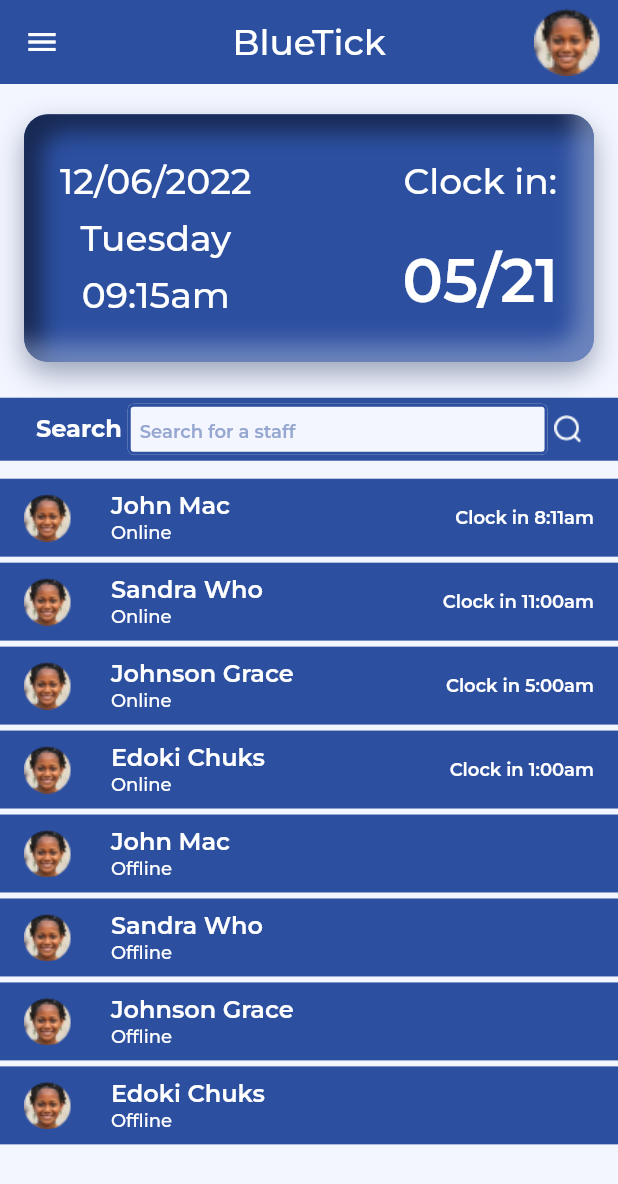
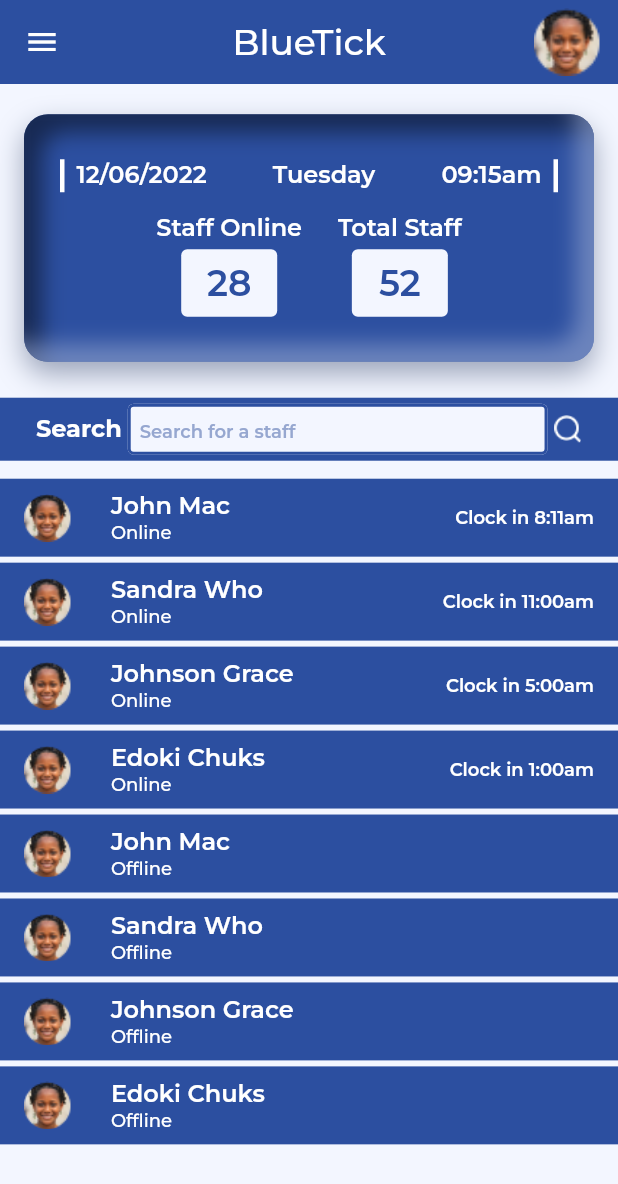
Before and after one commit to victor-onoja/BlueTick, a Flutter app: the HomeScreen screen opened by its route, on a phone screen of 412 x 824 dp. Shown: the top 1184 px of the screen. Run offline on Flutter 3.47's test engine with Material 2 defaults, Android fonts, the phone set to English and light mode, and no system bars; our stand-ins replace carousel_slider, flutter_inset_box_shadow, flutter_switch, google_fonts, google_maps_flutter, grouped_list and 2 more; missing offline and left inert: passwordfield.

Commit message:
home.dart done

```diff
--- a/lib/screens/home/help_center.dart
+++ b/lib/screens/home/help_center.dart
@@ -1,7 +1,6 @@
 import 'package:flutter/material.dart';
 
 import 'package:google_fonts/google_fonts.dart';
-import 'package:textfield_tags/textfield_tags.dart';
 
 import '../../../components/config/config_sheet.dart';
 import '../../../components/ui/ui_utils.dart';
--- a/lib/screens/home/home.dart
+++ b/lib/screens/home/home.dart
@@ -228,77 +228,115 @@ class HomeScreen extends StatelessWidget {
           ),
         ],
       ),
+      child: Column(
+        mainAxisAlignment: MainAxisAlignment.spaceBetween,
+        children: [
+          Container(
+            height: 22,
+            decoration: BoxDecoration(
+                border: Border(
+              left: BorderSide(width: 3, color: AppTheme.white),
+              right: BorderSide(width: 3, color: AppTheme.white),
+            )),
             child: Row(
               mainAxisAlignment: MainAxisAlignment.spaceBetween,
               children: [
-          Column(
-            mainAxisAlignment: MainAxisAlignment.spaceBetween,
-            children: [
-              Text(
+                Padding(
+                  padding: const EdgeInsets.only(left: 8),
+                  child: Text(
                     '12/06/2022',
                     style: GoogleFonts.montserrat(
-                  fontSize: 24,
-                  fontWeight: FontWeight.w500,
-                  fontStyle: FontStyle.normal,
                         color: AppTheme.white,
+                        fontWeight: FontWeight.w600,
+                        fontSize: 16),
                   ),
-                textAlign: TextAlign.center,
                 ),
                 Text(
                   'Tuesday',
                   style: GoogleFonts.montserrat(
-                  fontSize: 24,
-                  fontWeight: FontWeight.w500,
-                  fontStyle: FontStyle.normal,
                       color: AppTheme.white,
+                      fontWeight: FontWeight.w600,
+                      fontSize: 16),
                 ),
-                textAlign: TextAlign.center,
-              ),
-              Text(
+                Padding(
+                  padding: const EdgeInsets.only(right: 8.0),
+                  child: Text(
                     '09:15am',
                     style: GoogleFonts.montserrat(
-                  fontSize: 24,
-                  fontWeight: FontWeight.w500,
-                  fontStyle: FontStyle.normal,
                         color: AppTheme.white,
+                        fontWeight: FontWeight.w600,
+                        fontSize: 16),
                   ),
-                textAlign: TextAlign.center,
                 ),
               ],
             ),
+          ),
+          Row(
+            mainAxisAlignment: MainAxisAlignment.center,
+            children: [
               Column(
-            mainAxisAlignment: MainAxisAlignment.spaceBetween,
+                mainAxisAlignment: MainAxisAlignment.center,
                 children: [
                   Text(
-                'Clock in:',
+                    'Staff Online',
                     style: GoogleFonts.montserrat(
-                  fontSize: 24,
-                  fontWeight: FontWeight.w500,
-                  fontStyle: FontStyle.normal,
                         color: AppTheme.white,
+                        fontWeight: FontWeight.w600,
+                        fontSize: 16),
                   ),
-                textAlign: TextAlign.center,
+                  SizedBox(
+                    height: 4,
                   ),
-              Text(
-                '05/21',
+                  Container(
+                    height: 45,
+                    width: 64,
+                    decoration: BoxDecoration(
+                        borderRadius: BorderRadius.circular(4),
+                        color: AppTheme.offWhite),
+                    child: Center(
+                      child: Text('28',
                           style: GoogleFonts.montserrat(
-                  fontSize: ResponsiveValue(context,
-                      defaultValue: 40.0,
-                      valueWhen: const [
-                        Condition.smallerThan(
-                          name: MOBILE,
-                          value: 50.0,
+                              color: AppTheme.mainBlue,
+                              fontWeight: FontWeight.w600,
+                              fontSize: 24)),
                     ),
-                        Condition.largerThan(name: TABLET, value: 60.0),
-                      ]).value,
-                  fontWeight: FontWeight.w600,
-                  fontStyle: FontStyle.normal,
-                  color: AppTheme.white,
-                ),
-                textAlign: TextAlign.center,
-              ),
+                  )
                 ],
               ),
+              SizedBox(
+                width: 24,
+              ),
+              Column(
+                mainAxisAlignment: MainAxisAlignment.center,
+                children: [
+                  Text(
+                    'Total Staff',
+                    style: GoogleFonts.montserrat(
+                        color: AppTheme.white,
+                        fontWeight: FontWeight.w600,
+                        fontSize: 16),
+                  ),
+                  SizedBox(
+                    height: 4,
+                  ),
+                  Container(
+                    height: 45,
+                    width: 64,
+                    decoration: BoxDecoration(
+                        borderRadius: BorderRadius.circular(4),
+                        color: AppTheme.offWhite),
+                    child: Center(
+                      child: Text('52',
+                          style: GoogleFonts.montserrat(
+                              color: AppTheme.mainBlue,
+                              fontWeight: FontWeight.w600,
+                              fontSize: 24)),
+                    ),
+                  )
+                ],
+              )
+            ],
+          )
         ],
       ),
     );
--- a/lib/screens/home/invitation_screens/inivitation_sent.dart
+++ b/lib/screens/home/invitation_screens/inivitation_sent.dart
@@ -1,7 +1,6 @@
 import 'package:flutter/material.dart';
 
 import 'package:google_fonts/google_fonts.dart';
-import 'package:textfield_tags/textfield_tags.dart';
 
 import '../../../components/config/config_sheet.dart';
 import '../../../components/ui/ui_utils.dart';
--- a/pubspec.yaml
+++ b/pubspec.yaml
@@ -43,7 +43,7 @@ dependencies:
   intl: ^0.17.0
   flutter_switch: ^0.3.2
   passwordfield: ^0.1.0
-  textfield_tags: ^2.0.0
+  # textfield_tags: ^2.0.0
   google_maps_flutter: ^2.0.2
   grouped_list: ^5.1.2
 
```
Also changed, not shown: pubspec.lock. Lines whose indentation alone changed are shown as unchanged.
